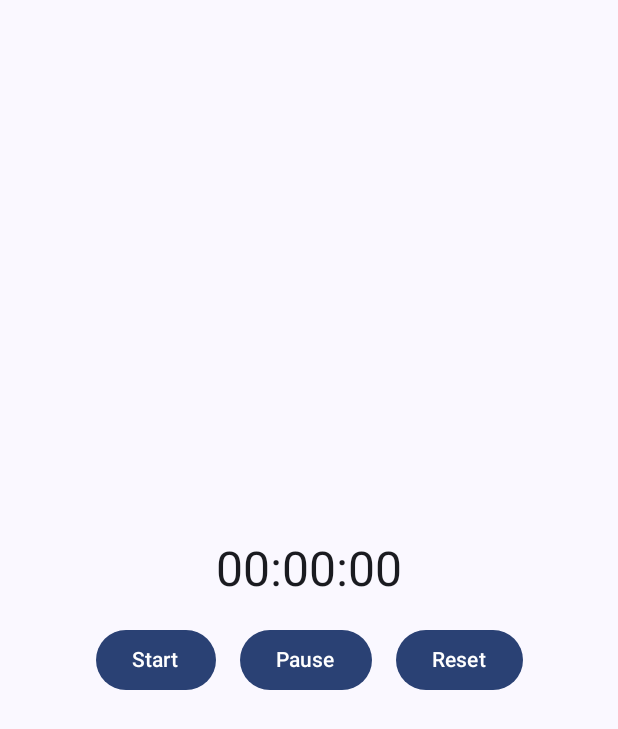
After one commit to mohamedibrahim3/PRODIGY_AD_03, an Android app built with Jetpack Compose: the composable StopwatchScreen shown on its own in the app's theme, on a phone screen of 412 x 824 dp. The commit adds this screen. Shown: the top 729 px of the screen. Run offline under Robolectric (Android 15) with nearby library versions, the phone set to English and light mode, and no system bars.

Commit message:
Add Stopwatch Screen

```diff
--- a/app/src/main/java/com/mada/stopwatchapp/MainActivity.kt
+++ b/app/src/main/java/com/mada/stopwatchapp/MainActivity.kt
@@ -4,14 +4,9 @@ import android.os.Bundle
 import androidx.activity.ComponentActivity
 import androidx.activity.compose.setContent
 import androidx.activity.enableEdgeToEdge
-import androidx.compose.foundation.layout.fillMaxSize
-import androidx.compose.foundation.layout.padding
-import androidx.compose.material3.Scaffold
-import androidx.compose.material3.Text
-import androidx.compose.runtime.Composable
-import androidx.compose.ui.Modifier
-import androidx.compose.ui.tooling.preview.Preview
 import com.mada.stopwatchapp.ui.theme.StopwatchAppTheme
+import androidx.compose.material3.Surface
+import com.mada.stopwatchapp.presentation.screen.StopwatchScreen
 
 class MainActivity : ComponentActivity() {
     override fun onCreate(savedInstanceState: Bundle?) {
@@ -19,7 +14,9 @@ class MainActivity : ComponentActivity() {
         enableEdgeToEdge()
         setContent {
             StopwatchAppTheme {
-
+                Surface {
+                    StopwatchScreen()
+                }
             }
         }
     }
--- /dev/null
+++ b/app/src/main/java/com/mada/stopwatchapp/presentation/screen/FormatTime.kt
@@ -0,0 +1,9 @@
+package com.mada.stopwatchapp.presentation.screen
+
+fun FormatTime(milliseconds: Long): String {
+    val minutes = milliseconds / 60000
+    val seconds = (milliseconds % 60000) / 1000
+    val millis = (milliseconds % 1000) / 10
+
+    return "%02d:%02d:%02d".format(minutes, seconds, millis)
+}
--- /dev/null
+++ b/app/src/main/java/com/mada/stopwatchapp/presentation/screen/StopwatchScreen.kt
@@ -0,0 +1,85 @@
+package com.mada.stopwatchapp.presentation.screen
+
+import androidx.compose.foundation.layout.Arrangement
+import androidx.compose.foundation.layout.Column
+import androidx.compose.foundation.layout.Row
+import androidx.compose.foundation.layout.Spacer
+import androidx.compose.foundation.layout.fillMaxSize
+import androidx.compose.foundation.layout.height
+import androidx.compose.foundation.layout.padding
+import androidx.compose.material3.Button
+import androidx.compose.material3.MaterialTheme
+import androidx.compose.material3.Text
+import androidx.compose.runtime.Composable
+import androidx.compose.runtime.collectAsState
+import androidx.compose.ui.Alignment
+import androidx.compose.ui.Modifier
+import androidx.compose.ui.tooling.preview.Preview
+import androidx.compose.ui.unit.dp
+import androidx.lifecycle.viewmodel.compose.viewModel
+import com.mada.stopwatchapp.presentation.viewmodel.StopwatchViewModel
+
+@Composable
+fun StopwatchScreen() {
+    val viewModel: StopwatchViewModel = viewModel()
+    val state = viewModel.state.collectAsState()
+
+    StopwatchContent(
+        time = state.value.milliseconds,
+        onStart = { viewModel.startTime() },
+        onPause = { viewModel.pauseTimer() },
+        onReset = { viewModel.resetTimer() }
+    )
+}
+
+@Composable
+fun StopwatchContent(
+    time: Long,
+    onStart: () -> Unit,
+    onPause: () -> Unit,
+    onReset: () -> Unit
+) {
+    Column(
+        modifier = Modifier
+            .fillMaxSize()
+            .padding(16.dp),
+        horizontalAlignment = Alignment.CenterHorizontally,
+        verticalArrangement = Arrangement.Center
+    ) {
+        Text(
+            text = FormatTime(time),
+            style = MaterialTheme.typography.headlineLarge
+        )
+
+        Spacer(modifier = Modifier.height(16.dp))
+
+        Row(
+            horizontalArrangement = Arrangement.spacedBy(16.dp)
+        ) {
+            Button(onClick = onStart) {
+                Text("Start")
+            }
+
+            Button(onClick = onPause) {
+                Text("Pause")
+            }
+
+            Button(onClick = onReset) {
+                Text("Reset")
+            }
+        }
+    }
+}
+
+@Preview(showBackground = true)
+@Composable
+fun StopwatchPreview() {
+    MaterialTheme {
+        StopwatchContent(
+            time = 123456L,
+            onStart = {},
+            onPause = {},
+            onReset = {}
+        )
+    }
+}
```
